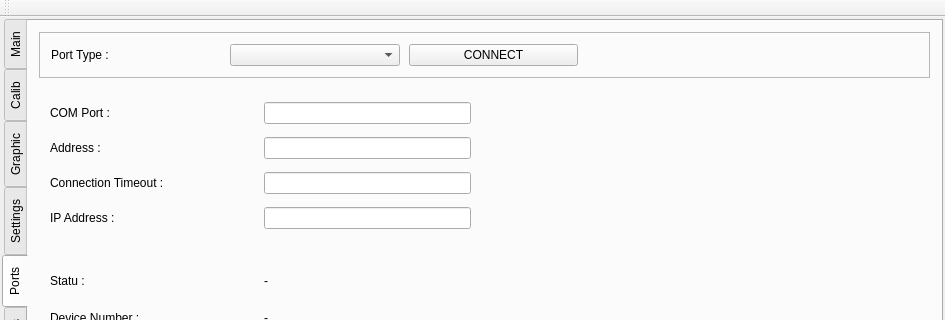
First picture: the form in dlcalmenu.ui, repository silozd/Data_Logger, before the edit; both pictures show x 0 to 945 and y 0 to 320 of the 945 by 603 pixel window.
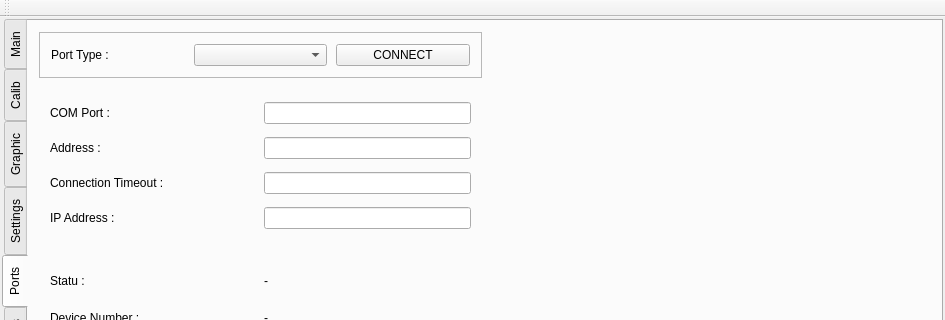
Second picture: the form after the edit. The open tabs and pages were chosen to show the change.

Patch:
```diff
--- a/dlcalmenu.ui
+++ b/dlcalmenu.ui
@@ -1051,7 +1051,7 @@
         <item row="3" column="1">
          <widget class="QWidget" name="widget_8" native="true"/>
         </item>
-        <item row="0" column="0" colspan="2">
+        <item row="0" column="0">
          <widget class="QFrame" name="frame">
           <property name="frameShape">
            <enum>QFrame::StyledPanel</enum>
@@ -1059,17 +1059,10 @@
           <property name="frameShadow">
            <enum>QFrame::Raised</enum>
           </property>
-          <layout class="QGridLayout" name="gridLayout_4" columnstretch="1,1,1,2">
+          <layout class="QGridLayout" name="gridLayout_4" columnstretch="1,1,1">
            <property name="horizontalSpacing">
             <number>9</number>
            </property>
-           <item row="0" column="2">
-            <widget class="QPushButton" name="pushButton_11">
-             <property name="text">
-              <string>CONNECT</string>
-             </property>
-            </widget>
-           </item>
            <item row="0" column="1">
             <widget class="QComboBox" name="combo_portType"/>
            </item>
@@ -1080,18 +1073,12 @@
              </property>
             </widget>
            </item>
-           <item row="0" column="3">
-            <spacer name="horizontalSpacer_5">
-             <property name="orientation">
-              <enum>Qt::Horizontal</enum>
+           <item row="0" column="2">
+            <widget class="QPushButton" name="pushButton_11">
+             <property name="text">
+              <string>CONNECT</string>
              </property>
-             <property name="sizeHint" stdset="0">
-              <size>
-               <width>40</width>
-               <height>20</height>
-              </size>
-             </property>
-            </spacer>
+            </widget>
            </item>
           </layout>
          </widget>
```
Left out of the diff: 11 changed lines with no effect on the pictures.
